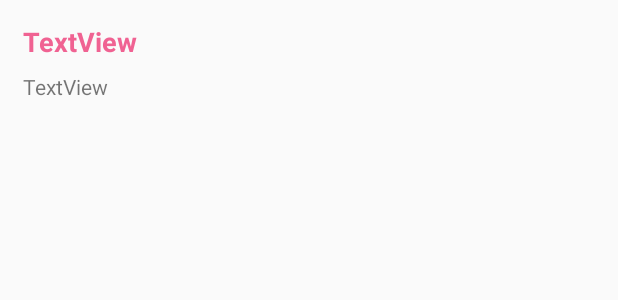
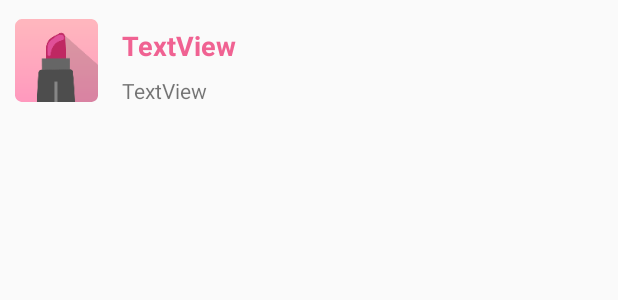
Before and after one commit to kantee2540/cosmetic, an Android app: the layout search_item_list.xml on its own in the app's theme, with its tools: preview values and no code run, on a phone screen of 412 x 824 dp. Shown: the top 300 px of the screen. Run offline under Robolectric (Android 15) with nearby library versions, the phone set to English and light mode, and no system bars.

Commit message:
Can load product image and update gradle

```diff
--- a/app/build.gradle
+++ b/app/build.gradle
@@ -36,11 +36,12 @@ dependencies {
     androidTestImplementation 'androidx.test:runner:1.2.0'
     androidTestImplementation 'androidx.test.espresso:espresso-core:3.2.0'
     implementation 'androidx.legacy:legacy-support-v4:1.0.0'
-    implementation 'androidx.recyclerview:recyclerview:1.0.0'
+    implementation 'androidx.recyclerview:recyclerview:1.1.0'
     implementation "org.jetbrains.kotlin:kotlin-stdlib-jdk7:$kotlin_version"
-    implementation 'com.google.firebase:firebase-core:17.2.0'
+    implementation 'com.google.firebase:firebase-core:17.2.1'
     implementation 'com.crashlytics.sdk.android:crashlytics:2.10.1'
     implementation "com.squareup.okhttp3:okhttp:4.0.1"
+    implementation 'com.github.bumptech.glide:glide:4.10.0'
 }
 repositories {
     mavenCentral()
--- a/app/src/main/AndroidManifest.xml
+++ b/app/src/main/AndroidManifest.xml
@@ -2,6 +2,8 @@
 <manifest xmlns:android="http://schemas.android.com/apk/res/android"
     xmlns:tools="http://schemas.android.com/tools"
     package="com.example.cosmetic">
+
+    <uses-permission android:name="android.permission.INTERNET" />
 
     <application
         android:allowBackup="true"
--- a/app/src/main/java/com/example/cosmetic/Tab2Fragment.kt
+++ b/app/src/main/java/com/example/cosmetic/Tab2Fragment.kt
@@ -28,7 +28,7 @@ class Tab2Fragment : Fragment(), DownloadProductInterface {
     private fun initRecyclerView(){
 
         activity!!.runOnUiThread {
-            search_recycler.adapter = SearchAdapter(product, rootView.context)
+            search_recycler.adapter = SearchAdapter(product, activity!!)
             search_recycler.layoutManager = LinearLayoutManager(rootView.context)
         }
 
--- a/app/src/main/res/layout/search_item_list.xml
+++ b/app/src/main/res/layout/search_item_list.xml
@@ -1,30 +1,49 @@
 <?xml version="1.0" encoding="utf-8"?>
-<LinearLayout xmlns:android="http://schemas.android.com/apk/res/android"
+<androidx.constraintlayout.widget.ConstraintLayout xmlns:android="http://schemas.android.com/apk/res/android"
+    xmlns:app="http://schemas.android.com/apk/res-auto"
+    xmlns:tools="http://schemas.android.com/tools"
     android:id="@+id/search_item_layout"
     android:layout_width="match_parent"
     android:layout_height="wrap_content"
-    android:clickable="true"
-    android:orientation="vertical"
-    android:padding="15dp"
+    android:padding="10dp"
     android:foreground="?attr/selectableItemBackground">
 
     <TextView
         android:id="@+id/title_tv"
-        android:layout_width="match_parent"
+        android:layout_width="0dp"
         android:layout_height="wrap_content"
+        android:layout_marginStart="16dp"
+        android:layout_marginTop="8dp"
         android:ellipsize="end"
         android:maxLines="1"
         android:text="TextView"
         android:textColor="@color/colorPrimary"
         android:textSize="18sp"
         android:textStyle="bold"
-        android:typeface="normal" />
+        android:typeface="normal"
+        app:layout_constraintEnd_toEndOf="parent"
+        app:layout_constraintStart_toEndOf="@+id/productImage"
+        app:layout_constraintTop_toTopOf="parent"
+        app:layout_constraintVertical_chainStyle="packed" />
 
     <TextView
         android:id="@+id/description_tv"
-        android:layout_width="match_parent"
+        android:layout_width="0dp"
         android:layout_height="wrap_content"
         android:layout_marginTop="8dp"
         android:maxLines="2"
-        android:text="TextView" />
-</LinearLayout>
+        android:text="TextView"
+        app:layout_constraintEnd_toEndOf="parent"
+        app:layout_constraintStart_toStartOf="@+id/title_tv"
+        app:layout_constraintTop_toBottomOf="@+id/title_tv" />
+
+    <ImageView
+        android:id="@+id/productImage"
+        android:layout_width="55dp"
+        android:layout_height="55dp"
+        android:scaleType="fitXY"
+        app:layout_constraintBottom_toBottomOf="parent"
+        app:layout_constraintStart_toStartOf="parent"
+        app:layout_constraintTop_toTopOf="parent"
+        app:srcCompat="@mipmap/ic_launcher" />
+</androidx.constraintlayout.widget.ConstraintLayout>
--- a/build.gradle
+++ b/build.gradle
@@ -1,7 +1,7 @@
 // Top-level build file where you can add configuration options common to all sub-projects/modules.
 
 buildscript {
-    ext.kotlin_version = '1.3.41'
+    ext.kotlin_version = '1.3.61'
     repositories {
         google()
         jcenter()
@@ -11,9 +11,9 @@ buildscript {
 
     }
     dependencies {
-        classpath 'com.android.tools.build:gradle:3.5.2'
+        classpath 'com.android.tools.build:gradle:3.5.3'
         classpath "org.jetbrains.kotlin:kotlin-gradle-plugin:$kotlin_version"
-        classpath 'com.google.gms:google-services:4.3.2'
+        classpath 'com.google.gms:google-services:4.3.3'
         classpath 'io.fabric.tools:gradle:1.31.0'
         // NOTE: Do not place your application dependencies here; they belong
         // in the individual module build.gradle files
```
Also changed, not shown: app/src/main/java/com/example/cosmetic/SearchAdapter.kt (+6 -2 lines).
